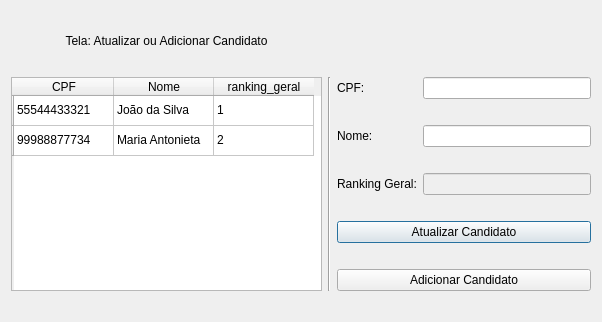
Qt form gui/editarcandidato.ui (prafael18/mc536) before a commit.
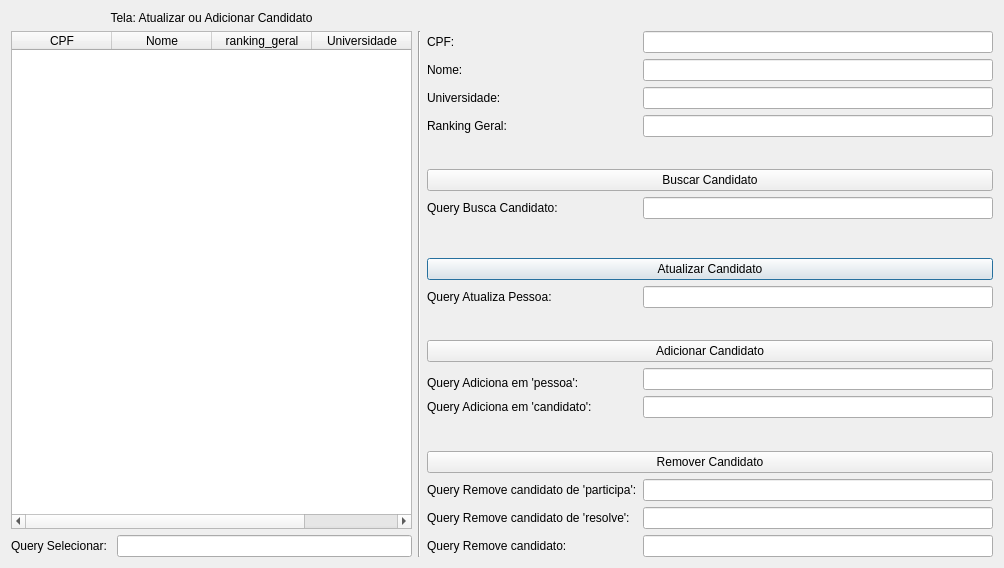
The same form after that commit.

Commit message: Added screen to add / edit candidates.

```diff
--- a/gui/editarcandidato.ui
+++ b/gui/editarcandidato.ui
@@ -6,14 +6,79 @@
    <rect>
     <x>0</x>
     <y>0</y>
-    <width>602</width>
-    <height>322</height>
+    <width>1004</width>
+    <height>568</height>
    </rect>
   </property>
   <property name="windowTitle">
    <string>Dialog</string>
   </property>
   <layout class="QGridLayout" name="gridLayout">
+   <item row="7" column="2">
+    <widget class="QLabel" name="label_12">
+     <property name="text">
+      <string>Query Busca Candidato:</string>
+     </property>
+    </widget>
+   </item>
+   <item row="21" column="3">
+    <widget class="QLineEdit" name="etRemoveCandidato"/>
+   </item>
+   <item row="16" column="2">
+    <widget class="QLabel" name="label_9">
+     <property name="text">
+      <string>Query Adiciona em 'candidato':</string>
+     </property>
+    </widget>
+   </item>
+   <item row="16" column="3">
+    <widget class="QLineEdit" name="etAdicionaCandidato"/>
+   </item>
+   <item row="14" column="3" rowspan="2">
+    <widget class="QLineEdit" name="etAdicionaPessoa"/>
+   </item>
+   <item row="1" column="0" rowspan="20">
+    <widget class="QTableWidget" name="candidatosTable">
+     <property name="minimumSize">
+      <size>
+       <width>401</width>
+       <height>192</height>
+      </size>
+     </property>
+     <column>
+      <property name="text">
+       <string>CPF</string>
+      </property>
+     </column>
+     <column>
+      <property name="text">
+       <string>Nome</string>
+      </property>
+     </column>
+     <column>
+      <property name="text">
+       <string>ranking_geral</string>
+      </property>
+     </column>
+     <column>
+      <property name="text">
+       <string>Universidade</string>
+      </property>
+     </column>
+    </widget>
+   </item>
+   <item row="2" column="3">
+    <widget class="QLineEdit" name="etNome"/>
+   </item>
+   <item row="7" column="3">
+    <widget class="QLineEdit" name="etBusca"/>
+   </item>
+   <item row="20" column="3">
+    <widget class="QLineEdit" name="etRemoveResolve"/>
+   </item>
+   <item row="19" column="3">
+    <widget class="QLineEdit" name="etRemoveParticipa"/>
+   </item>
    <item row="0" column="0">
     <widget class="QLabel" name="label_4">
      <property name="maximumSize">
@@ -30,13 +95,100 @@
      </property>
     </widget>
    </item>
-   <item row="1" column="1" rowspan="5">
+   <item row="12" column="2">
+    <spacer name="verticalSpacer_2">
+     <property name="orientation">
+      <enum>Qt::Vertical</enum>
+     </property>
+     <property name="sizeHint" stdset="0">
+      <size>
+       <width>20</width>
+       <height>40</height>
+      </size>
+     </property>
+    </spacer>
+   </item>
+   <item row="3" column="3">
+    <widget class="QLineEdit" name="etUniversidade"/>
+   </item>
+   <item row="20" column="2">
+    <widget class="QLabel" name="label_10">
+     <property name="text">
+      <string>Query Remove candidato de 'resolve':</string>
+     </property>
+    </widget>
+   </item>
+   <item row="3" column="2">
+    <widget class="QLabel" name="label_3">
+     <property name="text">
+      <string>Universidade:</string>
+     </property>
+    </widget>
+   </item>
+   <item row="21" column="2">
+    <widget class="QLabel" name="label_11">
+     <property name="text">
+      <string>Query Remove candidato:</string>
+     </property>
+    </widget>
+   </item>
+   <item row="11" column="3">
+    <widget class="QLineEdit" name="etUpdate"/>
+   </item>
+   <item row="5" column="2">
+    <spacer name="verticalSpacer">
+     <property name="orientation">
+      <enum>Qt::Vertical</enum>
+     </property>
+     <property name="sizeHint" stdset="0">
+      <size>
+       <width>20</width>
+       <height>40</height>
+      </size>
+     </property>
+    </spacer>
+   </item>
+   <item row="17" column="2">
+    <spacer name="verticalSpacer_3">
+     <property name="orientation">
+      <enum>Qt::Vertical</enum>
+     </property>
+     <property name="sizeHint" stdset="0">
+      <size>
+       <width>20</width>
+       <height>40</height>
+      </size>
+     </property>
+    </spacer>
+   </item>
+   <item row="10" column="2" colspan="2">
+    <widget class="QPushButton" name="pushButton_2">
+     <property name="text">
+      <string>Atualizar Candidato</string>
+     </property>
+    </widget>
+   </item>
+   <item row="1" column="1" rowspan="21">
     <widget class="Line" name="line">
      <property name="orientation">
       <enum>Qt::Vertical</enum>
      </property>
     </widget>
    </item>
+   <item row="18" column="2" colspan="2">
+    <widget class="QPushButton" name="pushButton_3">
+     <property name="text">
+      <string>Remover Candidato</string>
+     </property>
+    </widget>
+   </item>
+   <item row="2" column="2">
+    <widget class="QLabel" name="label_2">
+     <property name="text">
+      <string>Nome:</string>
+     </property>
+    </widget>
+   </item>
    <item row="1" column="2">
     <widget class="QLabel" name="label">
      <property name="text">
@@ -44,112 +196,81 @@
      </property>
     </widget>
    </item>
+   <item row="19" column="2">
+    <widget class="QLabel" name="label_8">
+     <property name="text">
+      <string>Query Remove candidato de 'participa':</string>
+     </property>
+    </widget>
+   </item>
+   <item row="11" column="2">
+    <widget class="QLabel" name="label_5">
+     <property name="text">
+      <string>Query Atualiza Pessoa:</string>
+     </property>
+    </widget>
+   </item>
    <item row="1" column="3">
     <widget class="QLineEdit" name="lineEdit"/>
    </item>
-   <item row="2" column="2">
-    <widget class="QLabel" name="label_2">
+   <item row="15" column="2">
+    <widget class="QLabel" name="label_6">
      <property name="text">
-      <string>Nome:</string>
+      <string>Query Adiciona em 'pessoa':</string>
      </property>
     </widget>
    </item>
-   <item row="2" column="3">
-    <widget class="QLineEdit" name="lineEdit_2"/>
+   <item row="21" column="0">
+    <layout class="QHBoxLayout" name="horizontalLayout">
+     <item>
+      <widget class="QLabel" name="label_7">
+       <property name="text">
+        <string>Query Selecionar: </string>
+       </property>
+      </widget>
+     </item>
+     <item>
+      <widget class="QLineEdit" name="etSelectTable"/>
+     </item>
+    </layout>
    </item>
-   <item row="3" column="2">
-    <widget class="QLabel" name="label_3">
-     <property name="text">
-      <string>Ranking Geral:</string>
-     </property>
-    </widget>
-   </item>
-   <item row="3" column="3">
-    <widget class="QLineEdit" name="lineEdit_3">
-     <property name="enabled">
-      <bool>false</bool>
-     </property>
-    </widget>
-   </item>
-   <item row="4" column="2" colspan="2">
-    <widget class="QPushButton" name="pushButton_2">
-     <property name="text">
-      <string>Atualizar Candidato</string>
-     </property>
-    </widget>
-   </item>
-   <item row="5" column="2" colspan="2">
+   <item row="13" column="2" colspan="2">
     <widget class="QPushButton" name="pushButton">
      <property name="text">
       <string>Adicionar Candidato</string>
      </property>
     </widget>
    </item>
-   <item row="1" column="0" rowspan="5">
-    <widget class="QTableWidget" name="tableWidget">
-     <property name="minimumSize">
+   <item row="9" column="2">
+    <spacer name="verticalSpacer_4">
+     <property name="orientation">
+      <enum>Qt::Vertical</enum>
+     </property>
+     <property name="sizeHint" stdset="0">
       <size>
-       <width>311</width>
-       <height>0</height>
+       <width>20</width>
+       <height>40</height>
       </size>
      </property>
-     <row>
-      <property name="text">
-       <string/>
-      </property>
-     </row>
-     <row>
-      <property name="text">
-       <string/>
-      </property>
-     </row>
-     <column>
-      <property name="text">
-       <string>CPF</string>
-      </property>
-     </column>
-     <column>
-      <property name="text">
-       <string>Nome</string>
-      </property>
-     </column>
-     <column>
-      <property name="text">
-       <string>ranking_geral</string>
-      </property>
-     </column>
-     <item row="0" column="0">
-      <property name="text">
-       <string>55544433321</string>
-      </property>
-     </item>
-     <item row="0" column="1">
-      <property name="text">
-       <string>João da Silva</string>
-      </property>
-     </item>
-     <item row="0" column="2">
-      <property name="text">
-       <string>1</string>
-      </property>
-     </item>
-     <item row="1" column="0">
-      <property name="text">
-       <string>99988877734</string>
-      </property>
-     </item>
-     <item row="1" column="1">
-      <property name="text">
-       <string>Maria Antonieta</string>
-      </property>
-     </item>
-     <item row="1" column="2">
-      <property name="text">
-       <string>2</string>
-      </property>
-     </item>
+    </spacer>
+   </item>
+   <item row="6" column="2" colspan="2">
+    <widget class="QPushButton" name="pushButton_4">
+     <property name="text">
+      <string>Buscar Candidato</string>
+     </property>
     </widget>
    </item>
+   <item row="4" column="2">
+    <widget class="QLabel" name="label_13">
+     <property name="text">
+      <string>Ranking Geral:</string>
+     </property>
+    </widget>
+   </item>
+   <item row="4" column="3">
+    <widget class="QLineEdit" name="etRanking"/>
+   </item>
   </layout>
  </widget>
  <resources/>
```
Left out of the diff: 75 changed lines with no effect on the pictures. The commit also changes 13 other files.
